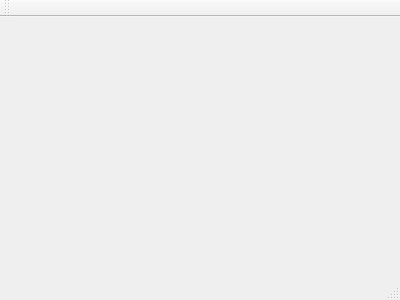
Before: the Qt Designer form sources/PacMan/mainwindow.ui in Vinspi/PacMan, drawn with Qt 5.
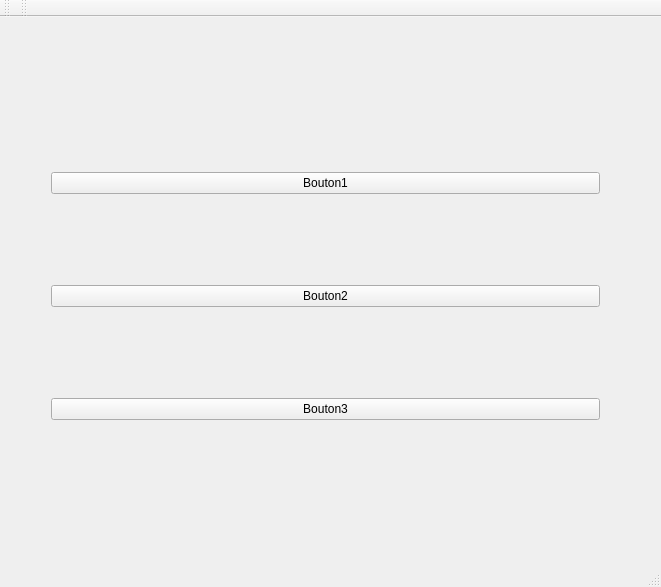
After: the same form once the commit is applied.

```diff
--- a/sources/PacMan/mainwindow.ui
+++ b/sources/PacMan/mainwindow.ui
@@ -1,24 +1,84 @@
 <ui version="4.0">
  <class>MainWindow</class>
- <widget class="QMainWindow" name="MainWindow" >
-  <property name="geometry" >
+ <widget class="QMainWindow" name="MainWindow">
+  <property name="geometry">
    <rect>
     <x>0</x>
     <y>0</y>
-    <width>400</width>
-    <height>300</height>
+    <width>661</width>
+    <height>587</height>
    </rect>
   </property>
   <property name="windowTitle" >
    <string>MainWindow</string>
   </property>
-  <widget class="QMenuBar" name="menuBar" />
-  <widget class="QToolBar" name="mainToolBar" />
-  <widget class="QWidget" name="centralWidget" />
-  <widget class="QStatusBar" name="statusBar" />
+  <widget class="QWidget" name="centralWidget">
+   <widget class="QWidget" name="verticalLayoutWidget">
+    <property name="geometry">
+     <rect>
+      <x>40</x>
+      <y>59</y>
+      <width>571</width>
+      <height>441</height>
+     </rect>
+    </property>
+    <layout class="QVBoxLayout" name="verticalLayout">
+     <item>
+      <widget class="QPushButton" name="pushButton">
+       <property name="text">
+        <string>Bouton1</string>
+       </property>
+      </widget>
+     </item>
+     <item>
+      <widget class="QPushButton" name="pushButton_3">
+       <property name="text">
+        <string>Bouton2</string>
+       </property>
+      </widget>
+     </item>
+     <item>
+      <widget class="QPushButton" name="pushButton_2">
+       <property name="text">
+        <string>Bouton3</string>
+       </property>
+      </widget>
+     </item>
+    </layout>
+   </widget>
+  </widget>
+  <widget class="QMenuBar" name="menuBar">
+   <property name="geometry">
+    <rect>
+     <x>0</x>
+     <y>0</y>
+     <width>661</width>
+     <height>22</height>
+    </rect>
+   </property>
+  </widget>
+  <widget class="QToolBar" name="mainToolBar">
+   <attribute name="toolBarArea">
+    <enum>TopToolBarArea</enum>
+   </attribute>
+   <attribute name="toolBarBreak">
+    <bool>false</bool>
+   </attribute>
+  </widget>
+  <widget class="QStatusBar" name="statusBar"/>
+  <widget class="QToolBar" name="toolBar">
+   <property name="windowTitle">
+    <string>toolBar</string>
+   </property>
+   <attribute name="toolBarArea">
+    <enum>TopToolBarArea</enum>
+   </attribute>
+   <attribute name="toolBarBreak">
+    <bool>false</bool>
+   </attribute>
+  </widget>
  </widget>
- <layoutDefault spacing="6" margin="11" />
- <pixmapfunction></pixmapfunction>
+ <layoutdefault spacing="6" margin="11"/>
  <resources/>
  <connections/>
 </ui>
```
Left out of the diff: 41 changed lines with no effect on the pictures.
